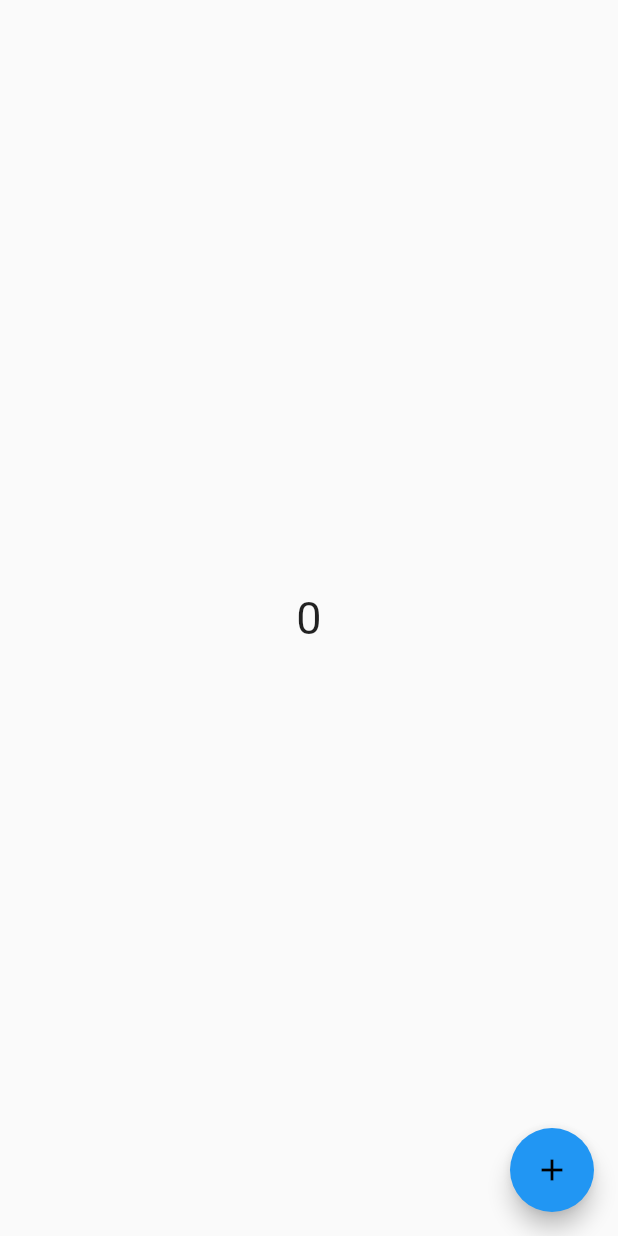
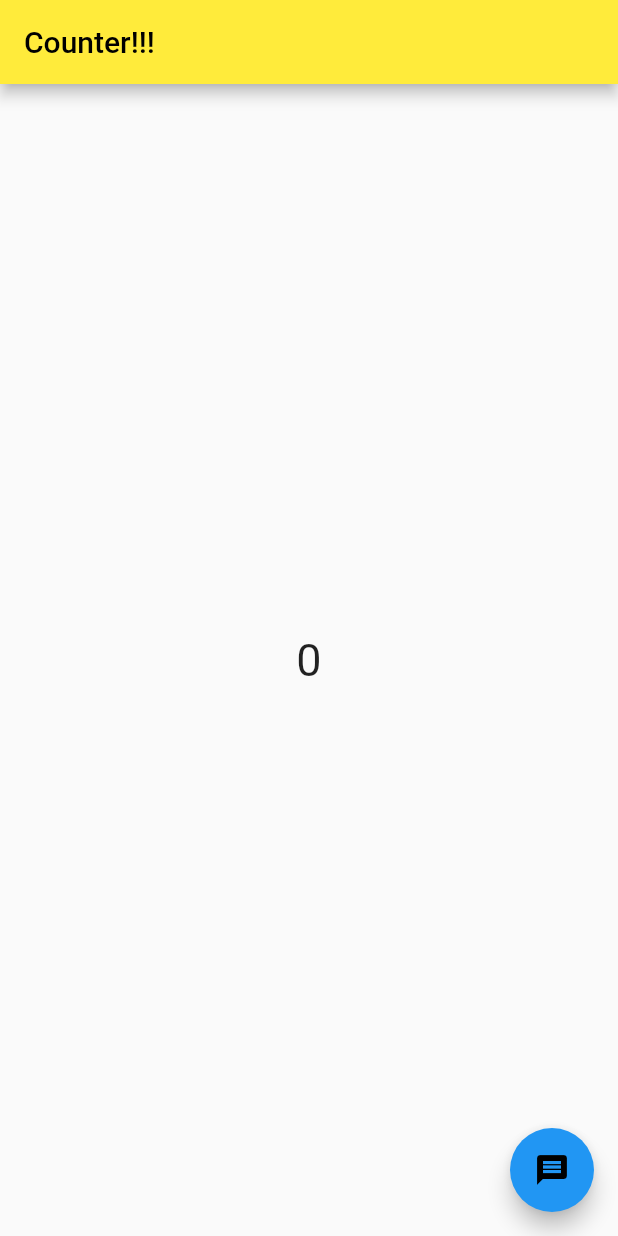
Before and after one commit to koslder/chat_app, a Flutter app: the screen it shows after launch, on a phone screen of 412 x 824 dp. Run offline on Flutter 3.47's test engine with Material 2 defaults, Android fonts, the phone set to English and light mode, and no system bars.

```diff
--- a/lib/counter_stateful_demo.dart
+++ b/lib/counter_stateful_demo.dart
@@ -41,9 +41,12 @@ class _CounterStatefulState extends State<CounterStateful> {
   @override
   Widget build(BuildContext context) {
     return Scaffold(
+      appBar: AppBar(
+        title: Text('Counter!!!'),
+      ),
       floatingActionButton: FloatingActionButton(
         backgroundColor: widget.buttonColor,
-        child: Icon(Icons.add),
+        child: Icon(Icons.message),
         onPressed: () {
           increment();
         },
```
